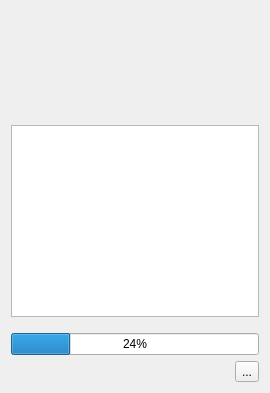
Before: the Qt Designer form ui/configWizard.ui in lele85/qtimidity, drawn with Qt 5.
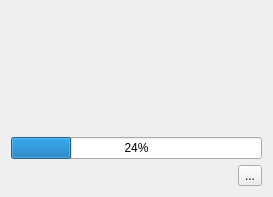
After: the same form once the commit is applied.

Diff of the .ui file:
```diff
--- a/ui/configWizard.ui
+++ b/ui/configWizard.ui
@@ -6,8 +6,8 @@
    <rect>
     <x>0</x>
     <y>0</y>
-    <width>270</width>
-    <height>393</height>
+    <width>273</width>
+    <height>197</height>
    </rect>
   </property>
   <property name="sizePolicy">
@@ -174,9 +174,6 @@
        </item>
       </layout>
      </item>
-     <item>
-      <widget class="QTextBrowser" name="detailsBrowser"/>
-     </item>
      <item>
       <spacer name="verticalSpacer1">
        <property name="orientation">
```
